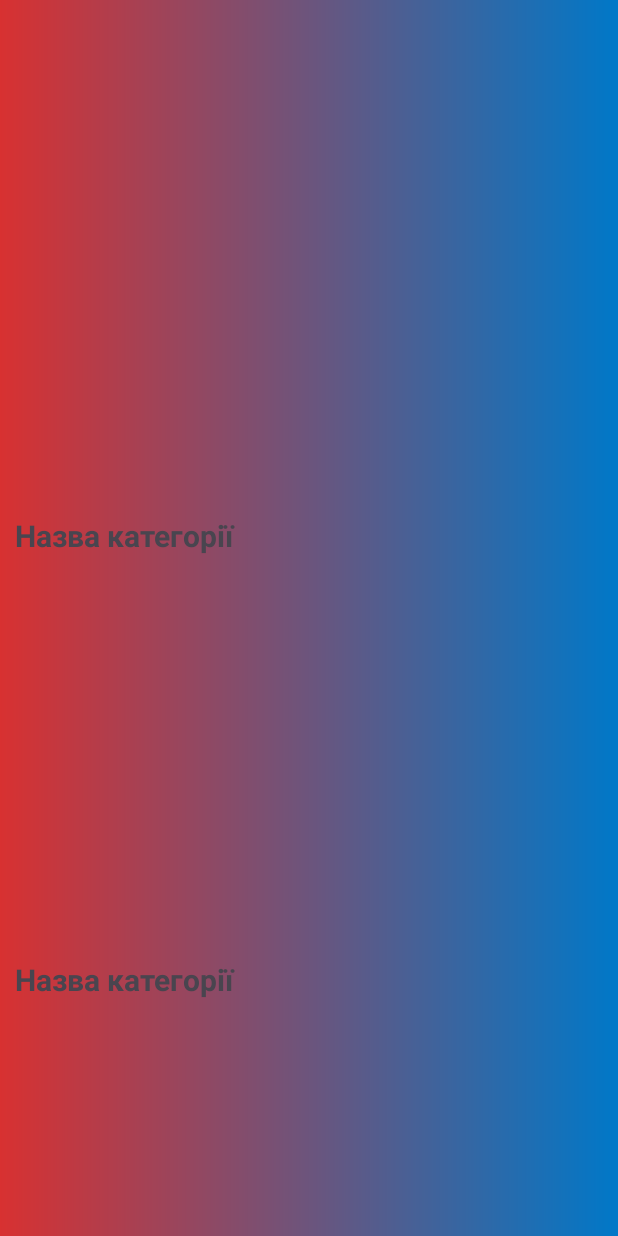
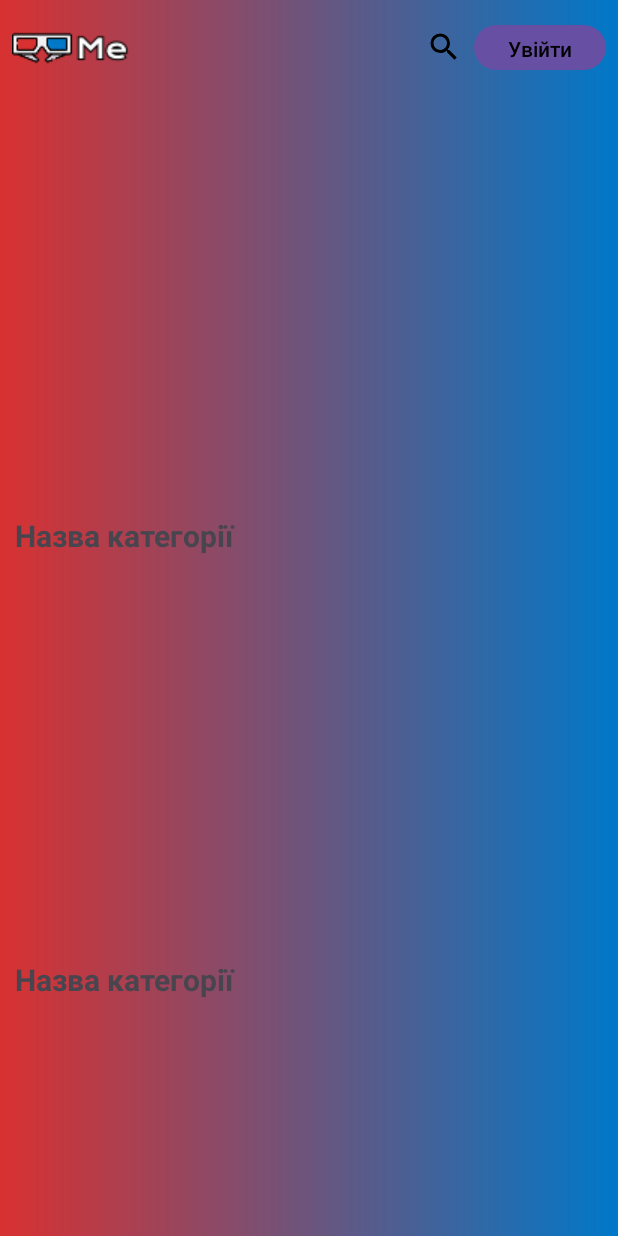
Before and after one commit to YevhenPavlenko/WatchMe, an Android app: the screen it shows after launch (MainActivity), on a phone screen of 412 x 824 dp. Run offline under Robolectric (Android 15) with nearby library versions, the phone set to English and light mode, and no system bars.

Commit message:
Added toolbar, navigation between pages. A bit of refactoring

```diff
--- a/app/src/main/AndroidManifest.xml
+++ b/app/src/main/AndroidManifest.xml
@@ -21,6 +21,8 @@
                 <category android:name="android.intent.category.LAUNCHER" />
             </intent-filter>
         </activity>
+        <activity android:name=".LoginActivity" />
+        <activity android:name=".RegisterActivity" />
     </application>
 
 </manifest>
--- /dev/null
+++ b/app/src/main/java/com/example/watchme/LoginActivity.java
@@ -0,0 +1,26 @@
+package com.example.watchme;
+
+import android.content.Intent;
+import android.os.Bundle;
+import android.widget.TextView;
+
+import androidx.appcompat.app.AppCompatActivity;
+
+public class LoginActivity extends AppCompatActivity {
+    @Override
+    protected void onCreate(Bundle savedInstanceState) {
+        super.onCreate(savedInstanceState);
+        setContentView(R.layout.login_form);
+
+        TextView tvRegister = findViewById(R.id.tvRegister);
+        TextView tvToMainPage = findViewById(R.id.tvToMainPage);
+
+        tvRegister.setOnClickListener(v -> {
+            startActivity(new Intent(this, RegisterActivity.class));
+        });
+
+        tvToMainPage.setOnClickListener(v -> {
+            startActivity(new Intent(this, MainActivity.class));
+        });
+    }
+}
--- a/app/src/main/java/com/example/watchme/MainActivity.java
+++ b/app/src/main/java/com/example/watchme/MainActivity.java
@@ -1,24 +1,82 @@
 package com.example.watchme;
 
+import android.content.Intent;
+import android.database.Cursor;
+import android.database.sqlite.SQLiteDatabase;
 import android.os.Bundle;
+import android.widget.Button;
+import android.widget.ImageButton;
+import android.widget.ImageView;
+import android.widget.Toast;
 
-import androidx.activity.EdgeToEdge;
 import androidx.appcompat.app.AppCompatActivity;
-import androidx.core.graphics.Insets;
-import androidx.core.view.ViewCompat;
-import androidx.core.view.WindowInsetsCompat;
+import androidx.appcompat.widget.Toolbar;
+
+import com.example.watchme.db.DatabaseHelper;
+
+import java.util.Objects;
 
 public class MainActivity extends AppCompatActivity {
+//    private DatabaseHelper dbHelper;
+//    private SQLiteDatabase db;
+//
+//    private ImageView[] posterViews;
 
     @Override
     protected void onCreate(Bundle savedInstanceState) {
         super.onCreate(savedInstanceState);
-        EdgeToEdge.enable(this);
         setContentView(R.layout.main_page);
-        ViewCompat.setOnApplyWindowInsetsListener(findViewById(R.id.main), (v, insets) -> {
-            Insets systemBars = insets.getInsets(WindowInsetsCompat.Type.systemBars());
-            v.setPadding(systemBars.left, systemBars.top, systemBars.right, systemBars.bottom);
-            return insets;
+
+//        dbHelper = new DatabaseHelper(this);
+//        db = dbHelper.getReadableDatabase();
+//
+//        posterViews = new ImageView[] {
+//                findViewById(R.id.ivFilmPoster1),
+//                findViewById(R.id.ivFilmPoster2),
+//                findViewById(R.id.ivFilmPoster3),
+//                findViewById(R.id.ivFilmPoster4),
+//                findViewById(R.id.ivFilmPoster5),
+//                findViewById(R.id.ivFilmPoster6)
+//        };
+
+//        loadMoviePosters();
+
+        loadToolbar();
+    }
+
+//    private void loadMoviePosters() {
+//        Cursor cursor = db.rawQuery("SELECT poster_name FROM Movies LIMIT 6", null);
+//        int i = 0;
+//
+//        while (cursor.moveToNext() && i < posterViews.length) {
+//            String posterName = cursor.getString(cursor.getColumnIndexOrThrow("poster_name"));
+//            int imageResId = getResources().getIdentifier(posterName, "drawable", getPackageName());
+//            posterViews[i].setImageResource(imageResId);
+//            i++;
+//        }
+//
+//        cursor.close();
+//    }
+
+    private void loadToolbar() {
+        Toolbar toolbar = findViewById(R.id.main_toolbar);
+        setSupportActionBar(toolbar);
+        Objects.requireNonNull(getSupportActionBar()).setDisplayShowTitleEnabled(false);
+
+        ImageButton btnLogo = findViewById(R.id.btnLogo);
+        ImageButton btnSearch = findViewById(R.id.btnSearch);
+        Button btnLogin = findViewById(R.id.btnLogin);
+
+        btnLogo.setOnClickListener(v -> {
+            startActivity(new Intent(this, MainActivity.class));
+        });
+
+        btnSearch.setOnClickListener(v -> {
+            Toast.makeText(this, "Search clicked", Toast.LENGTH_SHORT).show();
+        });
+
+        btnLogin.setOnClickListener(v -> {
+            startActivity(new Intent(this, LoginActivity.class));
         });
     }
 }
--- /dev/null
+++ b/app/src/main/java/com/example/watchme/RegisterActivity.java
@@ -0,0 +1,26 @@
+package com.example.watchme;
+
+import android.content.Intent;
+import android.os.Bundle;
+import android.widget.TextView;
+
+import androidx.appcompat.app.AppCompatActivity;
+
+public class RegisterActivity extends AppCompatActivity {
+    @Override
+    protected void onCreate(Bundle savedInstanceState) {
+        super.onCreate(savedInstanceState);
+        setContentView(R.layout.registration_form);
+
+        TextView tvAccountExists = findViewById(R.id.tvAccountExists);
+        TextView tvToMainPage = findViewById(R.id.tvToMainPage);
+
+        tvAccountExists.setOnClickListener(v -> {
+            startActivity(new Intent(this, LoginActivity.class));
+        });
+
+        tvToMainPage.setOnClickListener(v -> {
+            startActivity(new Intent(this, MainActivity.class));
+        });
+    }
+}
--- /dev/null
+++ b/app/src/main/res/drawable/ic_search.xml
@@ -0,0 +1,14 @@
+<vector xmlns:android="http://schemas.android.com/apk/res/android"
+    android:width="24dp" android:height="24dp"
+    android:viewportWidth="24.0" android:viewportHeight="24.0">
+    <path
+        android:fillColor="#000000"
+        android:pathData="M15.5,14h-0.79l-0.28,-0.27
+          A6.471,6.471 0 0,0 16,9.5
+          A6.5,6.5 0 1,0 9.5,16
+          c1.61,0 3.09,-0.59 4.23,-1.57
+          l0.27,0.28v0.79l5,4.99
+          L20.49,19l-4.99,-5zM9.5,14
+          A4.5,4.5 0 1,1 14,9.5
+          A4.5,4.5 0 0,1 9.5,14z"/>
+</vector>
--- /dev/null
+++ b/app/src/main/res/drawable/rounded_button.xml
@@ -0,0 +1,6 @@
+<?xml version="1.0" encoding="utf-8"?>
+<shape xmlns:android="http://schemas.android.com/apk/res/android"
+    android:shape="rectangle">
+    <solid android:color="#FFFFFF" />
+    <corners android:radius="20dp" />
+</shape>
--- a/app/src/main/res/layout/login_form.xml
+++ b/app/src/main/res/layout/login_form.xml
@@ -1,6 +1,7 @@
 <?xml version="1.0" encoding="utf-8"?>
 <androidx.constraintlayout.widget.ConstraintLayout xmlns:android="http://schemas.android.com/apk/res/android"
     xmlns:app="http://schemas.android.com/apk/res-auto"
+    android:id="@+id/login_form"
     android:layout_width="match_parent"
     android:layout_height="match_parent"
     android:background="@drawable/background">
@@ -15,7 +16,7 @@
         app:layout_constraintEnd_toEndOf="parent"
         app:layout_constraintStart_toStartOf="parent"
         app:layout_constraintTop_toTopOf="parent"
-        app:srcCompat="@drawable/loco_with_name" />
+        app:srcCompat="@drawable/logo_with_name" />
 
     <EditText
         android:id="@+id/etLogin"
--- a/app/src/main/res/layout/main_page.xml
+++ b/app/src/main/res/layout/main_page.xml
@@ -6,6 +6,11 @@
     android:layout_width="match_parent"
     android:layout_height="match_parent"
     android:background="@drawable/background">
+
+    <include
+        layout="@layout/toolbar"
+        android:layout_width="match_parent"
+        android:layout_height="wrap_content" />
 
     <ImageView
         android:id="@+id/ivFilmBanner"
--- a/app/src/main/res/layout/registration_form.xml
+++ b/app/src/main/res/layout/registration_form.xml
@@ -1,6 +1,7 @@
 <?xml version="1.0" encoding="utf-8"?>
 <androidx.constraintlayout.widget.ConstraintLayout xmlns:android="http://schemas.android.com/apk/res/android"
     xmlns:app="http://schemas.android.com/apk/res-auto"
+    android:id="@+id/register_form"
     android:layout_width="match_parent"
     android:layout_height="match_parent"
     android:background="@drawable/background">
@@ -15,7 +16,7 @@
         app:layout_constraintEnd_toEndOf="parent"
         app:layout_constraintStart_toStartOf="parent"
         app:layout_constraintTop_toTopOf="parent"
-        app:srcCompat="@drawable/loco_with_name" />
+        app:srcCompat="@drawable/logo_with_name" />
 
     <EditText
         android:id="@+id/etLogin"
--- /dev/null
+++ b/app/src/main/res/layout/toolbar.xml
@@ -0,0 +1,55 @@
+<?xml version="1.0" encoding="utf-8"?>
+<androidx.appcompat.widget.Toolbar xmlns:android="http://schemas.android.com/apk/res/android"
+    xmlns:app="http://schemas.android.com/apk/res-auto"
+    android:id="@+id/main_toolbar"
+    android:layout_width="match_parent"
+    android:layout_height="50dp"
+
+    android:elevation="4dp"
+    app:popupTheme="@style/ThemeOverlay.AppCompat.Light"
+    app:contentInsetStart="0dp">
+
+    <ImageButton
+        android:id="@+id/btnLogo"
+        android:layout_width="80dp"
+        android:layout_height="40dp"
+        android:src="@drawable/toolbar_logo"
+        android:contentDescription="@string/logo_description"
+        android:background="?attr/selectableItemBackgroundBorderless"
+        android:layout_gravity="start|center_vertical"
+        android:layout_marginStart="8dp" />
+
+    <LinearLayout
+        android:layout_width="wrap_content"
+        android:layout_height="match_parent"
+        android:layout_gravity="end"
+        android:orientation="horizontal"
+        android:gravity="center">
+
+        <ImageButton
+            android:id="@+id/btnSearch"
+            android:layout_width="wrap_content"
+            android:layout_height="wrap_content"
+            android:src="@drawable/ic_search"
+            android:background="?attr/selectableItemBackgroundBorderless"
+            android:contentDescription="@string/search_icon"
+            android:layout_marginEnd="8dp"
+            app:tint="@android:color/black" />
+
+        <Button
+            android:id="@+id/btnLogin"
+            android:layout_width="wrap_content"
+            android:layout_height="30dp"
+            android:text="@string/enter"
+            android:textColor="@android:color/black"
+            android:background="@drawable/rounded_button"
+
+            android:textSize="14sp"
+            android:paddingStart="8dp"
+            android:paddingEnd="8dp"
+            android:paddingTop="2dp"
+            android:paddingBottom="2dp"
+            android:layout_marginEnd="8dp" />
+    </LinearLayout>
+
+</androidx.appcompat.widget.Toolbar>
--- a/app/src/main/res/values/strings.xml
+++ b/app/src/main/res/values/strings.xml
@@ -24,4 +24,8 @@
     <string name="title_film_description"><b>Короткий опис фільму:</b></string>
     <string name="film_description">Опис фільму</string>
     <string name="rent_film">Орендувати фільм</string>
+
+    <!-- Toolbar strings -->
+    <string name="search_icon">Іконка пошуку</string>
+
 </resources>
```
Also changed, not shown: app/src/main/res/drawable/logo_with_name.png (renamed from app/src/main/res/drawable/loco_with_name.png), app/src/main/res/drawable/toolbar_logo.png (added).
